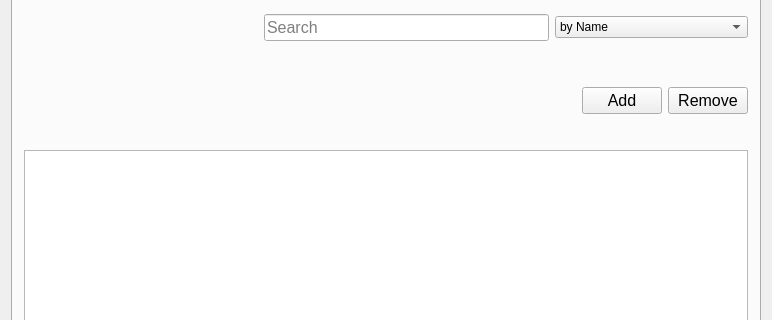
Before: the Qt Designer form mainwindow.ui in athenabjorg/sacr, drawn with Qt 5; both pictures show x 0 to 772 and y 86 to 406 of the 772 by 607 pixel window.
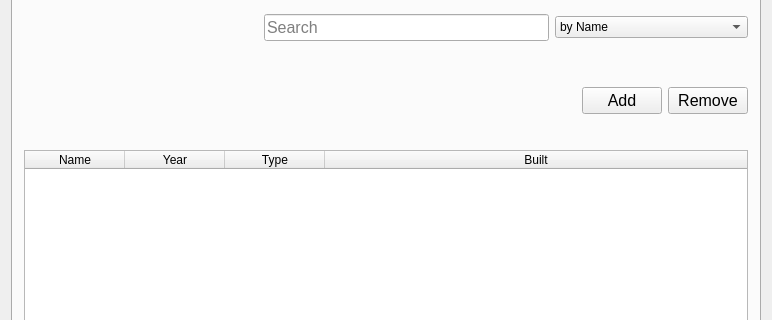
After: the same form once the commit is applied. The open tabs and pages were chosen to show the change.

Commit message: tables updated widget

Patch:
```diff
--- a/mainwindow.ui
+++ b/mainwindow.ui
@@ -390,7 +390,31 @@
          </layout>
         </item>
         <item>
-         <widget class="QTableWidget" name="tableWidget"/>
+         <widget class="QTableWidget" name="computerTable">
+          <attribute name="horizontalHeaderStretchLastSection">
+           <bool>true</bool>
+          </attribute>
+          <column>
+           <property name="text">
+            <string>Name</string>
+           </property>
+          </column>
+          <column>
+           <property name="text">
+            <string>Year</string>
+           </property>
+          </column>
+          <column>
+           <property name="text">
+            <string>Type</string>
+           </property>
+          </column>
+          <column>
+           <property name="text">
+            <string>Built</string>
+           </property>
+          </column>
+         </widget>
         </item>
        </layout>
       </widget>
```
Left out of the diff: 21 changed lines with no effect on the pictures. The commit also changes 4 other files.
